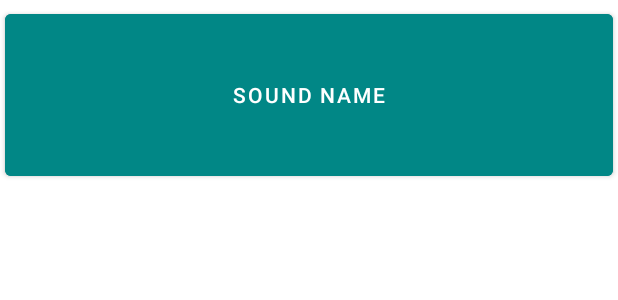
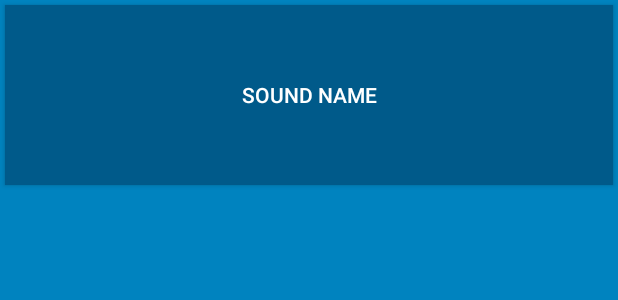
Before and after one commit to alexandragnj/BeatBoxApp, an Android app: the layout list_item_sound.xml on its own in the app's theme, with its tools: preview values and no code run, on a phone screen of 412 x 824 dp. Shown: the top 300 px of the screen. Run offline under Robolectric (Android 15) with nearby library versions, the phone set to English and light mode, and no system bars.

Commit message:
Chapter 21 commits (#3)

```diff
--- a/app/src/main/res/layout/list_item_sound.xml
+++ b/app/src/main/res/layout/list_item_sound.xml
@@ -13,7 +13,6 @@
         android:layout_width="match_parent"
         android:layout_height="120dp"
         android:layout_margin="3dp"
-        android:backgroundTint="@color/teal_700"
         android:onClick="@{()->viewModel.onButtonClicked()}"
         android:text="@{viewModel.title}"
         tools:text="Sound name" />
--- a/app/src/main/res/values-night/themes.xml
+++ b/app/src/main/res/values-night/themes.xml
@@ -1,9 +1,9 @@
 <resources xmlns:tools="http://schemas.android.com/tools">
     <!-- Base application theme. -->
-    <style name="Theme.BeatBoxApp" parent="Theme.MaterialComponents.DayNight.DarkActionBar">
+    <style name="Theme.BeatBoxApp" parent="Theme.AppCompat">
         <!-- Primary brand color. -->
-        <item name="colorPrimary">@color/purple_200</item>
-        <item name="colorPrimaryVariant">@color/purple_700</item>
+        <item name="colorPrimary">@color/red</item>
+        <item name="colorPrimaryVariant">@color/dark_red</item>
         <item name="colorOnPrimary">@color/black</item>
         <!-- Secondary brand color. -->
         <item name="colorSecondary">@color/teal_200</item>
@@ -12,5 +12,11 @@
         <!-- Status bar color. -->
         <item name="android:statusBarColor" tools:targetApi="l">?attr/colorPrimaryVariant</item>
         <!-- Customize your theme here. -->
+        <item name="android:windowBackground">@color/soothing_blue</item>
+        <item name="buttonStyle">@style/BeatBoxButton</item>
+    </style>
+
+    <style name="BeatBoxButton" parent="Widget.AppCompat.Button">
+        <item name="android:background">@color/dark_blue</item>
     </style>
 </resources>
--- a/app/src/main/res/values/colors.xml
+++ b/app/src/main/res/values/colors.xml
@@ -7,4 +7,10 @@
     <color name="teal_700">#FF018786</color>
     <color name="black">#FF000000</color>
     <color name="white">#FFFFFFFF</color>
+
+    <color name="red">#F44336</color>
+    <color name="dark_red">#C3352B</color>
+    <color name="gray">#607D8B</color>
+    <color name="soothing_blue">#0083BF</color>
+    <color name="dark_blue">#005A8A</color>
 </resources>
--- a/app/src/main/res/values/themes.xml
+++ b/app/src/main/res/values/themes.xml
@@ -1,9 +1,9 @@
 <resources xmlns:tools="http://schemas.android.com/tools">
     <!-- Base application theme. -->
-    <style name="Theme.BeatBoxApp" parent="Theme.MaterialComponents.DayNight.DarkActionBar">
+    <style name="Theme.BeatBoxApp" parent="Theme.AppCompat">
         <!-- Primary brand color. -->
-        <item name="colorPrimary">@color/purple_500</item>
-        <item name="colorPrimaryVariant">@color/purple_700</item>
+        <item name="colorPrimary">@color/red</item>
+        <item name="colorPrimaryVariant">@color/dark_red</item>
         <item name="colorOnPrimary">@color/white</item>
         <!-- Secondary brand color. -->
         <item name="colorSecondary">@color/teal_200</item>
@@ -12,5 +12,11 @@
         <!-- Status bar color. -->
         <item name="android:statusBarColor" tools:targetApi="l">?attr/colorPrimaryVariant</item>
         <!-- Customize your theme here. -->
+        <item name="android:windowBackground">@color/soothing_blue</item>
+        <item name="buttonStyle">@style/BeatBoxButton</item>
+    </style>
+
+    <style name="BeatBoxButton" parent="Widget.AppCompat.Button">
+        <item name="android:background">@color/dark_blue</item>
     </style>
 </resources>
```
